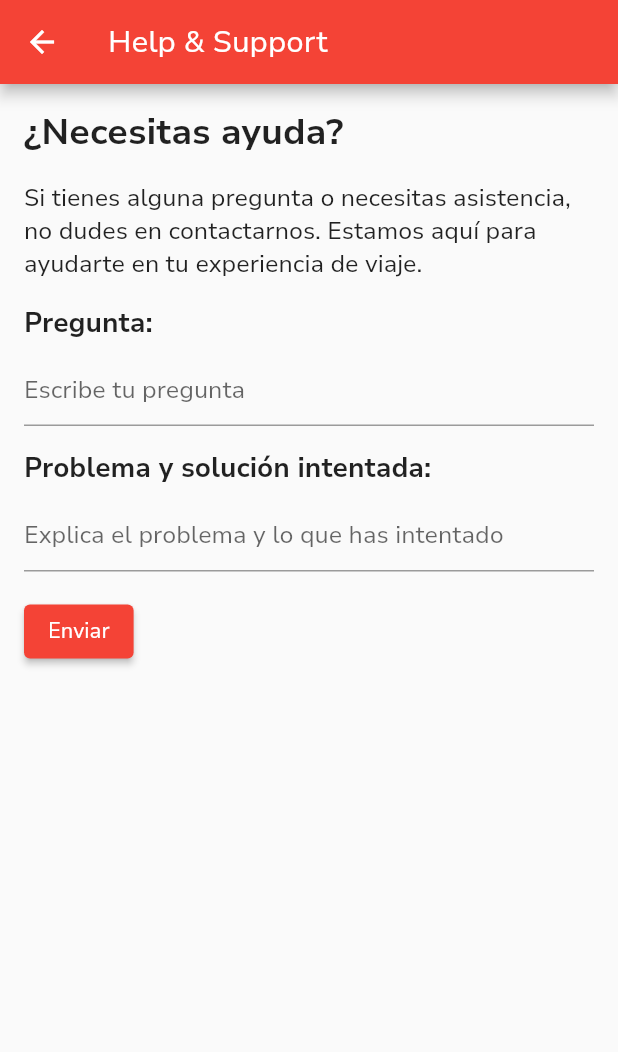
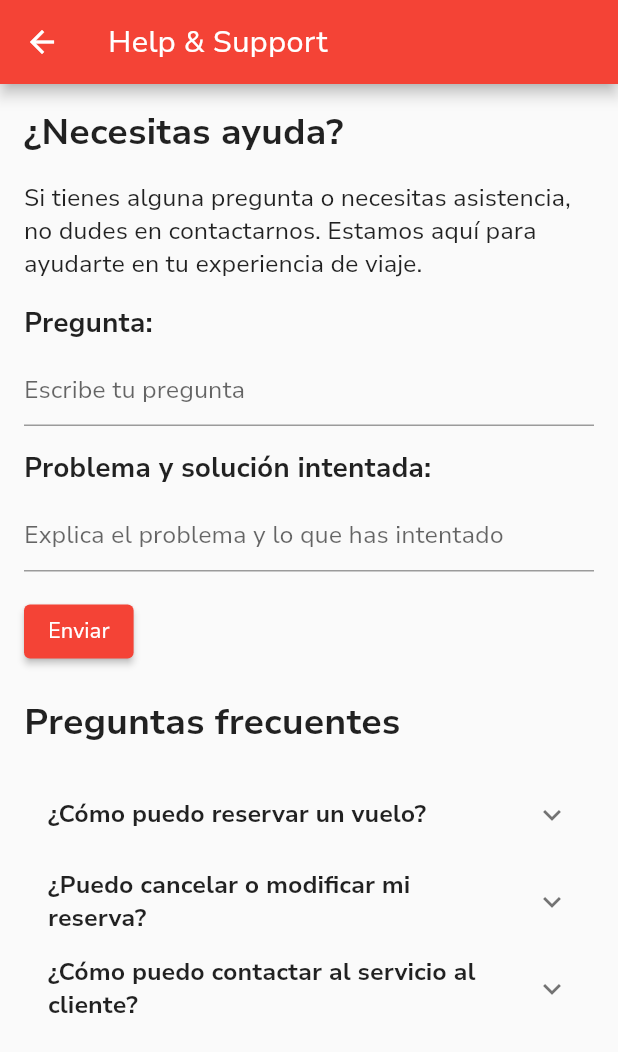
Before and after one commit to WX82-06-Arquitectura-de-Swe-Emergentes/mobile, a Flutter app: the SupportScreen screen opened directly, on a phone screen of 412 x 824 dp. Shown: the top 1052 px of the screen. Run offline on Flutter 3.47's test engine with Material 2 defaults, Android fonts, the phone set to English and light mode, and no system bars; our stand-ins replace firebase_core, firebase_database, firebase_messaging, flutter_dotenv, google_maps_flutter, permission_handler and 1 more; missing offline and left inert: flutter_stripe; accounts and stored records are empty.

Commit message:
feat: :art: Update preferences with notifications and support

```diff
--- a/lib/screens/profile/support_screen.dart
+++ b/lib/screens/profile/support_screen.dart
@@ -120,6 +120,30 @@ class _SupportScreenState extends State<SupportScreen> {
                 onPressed: _sendForm,
                 child: const Text('Enviar'),
               ),
+              const SizedBox(height: 20),
+              const Text(
+                'Preguntas frecuentes',
+                style: TextStyle(
+                  fontSize: 24,
+                  fontWeight: FontWeight.bold,
+                ),
+              ),
+              const SizedBox(height: 16),
+              const FAQItem(
+                question: '¿Cómo puedo reservar un vuelo?',
+                answer:
+                    'Para reservar un vuelo, debes seguir los siguientes pasos:\n\n1. Ingresa en nuestra aplicación y selecciona la opción de "Reservar vuelo".\n\n2. Selecciona tu origen y destino, así como las fechas de ida y regreso.\n\n3. Escoge la aerolínea y el horario que mejor se adapten a tus necesidades.\n\n4. Proporciona los datos personales de los pasajeros y realiza el pago.\n\n¡Listo! Tu vuelo ha sido reservado correctamente.',
+              ),
+              const FAQItem(
+                question: '¿Puedo cancelar o modificar mi reserva?',
+                answer:
+                    'Sí, puedes cancelar o modificar tu reserva siguiendo estos pasos:\n\n1. Accede a tu cuenta en nuestra aplicación y busca la sección de "Mis reservas".\n\n2. Encuentra la reserva que deseas cancelar o modificar y selecciona la opción correspondiente.\n\n3. Sigue las instrucciones proporcionadas para completar la cancelación o modificación.\n\nRecuerda que pueden aplicar políticas de cancelación o cambios según las condiciones de la aerolínea.',
+              ),
+              const FAQItem(
+                question: '¿Cómo puedo contactar al servicio al cliente?',
+                answer:
+                    'Para contactar a nuestro servicio al cliente, puedes hacer lo siguiente:\n\n1. Envíanos un correo electrónico a support@example.com.\n\n2. Llama a nuestro número de atención al cliente +1-123-456-7890.\n\n3. Utiliza el formulario de contacto en nuestra aplicación y describe tu consulta o problema.\n\nEstaremos encantados de ayudarte en lo que necesites.',
+              ),
             ],
           ),
         ),
@@ -127,3 +151,32 @@ class _SupportScreenState extends State<SupportScreen> {
     );
   }
 }
+
+class FAQItem extends StatelessWidget {
+  final String question;
+  final String answer;
+
+  const FAQItem({
+    Key? key,
+    required this.question,
+    required this.answer,
+  }) : super(key: key);
+
+  @override
+  Widget build(BuildContext context) {
+    return ExpansionTile(
+      title: Text(
+        question,
+        style: const TextStyle(
+          fontWeight: FontWeight.bold,
+        ),
+      ),
+      children: [
+        Padding(
+          padding: const EdgeInsets.symmetric(vertical: 8.0),
+          child: Text(answer),
+        ),
+      ],
+    );
+  }
+}
```
Also changed, not shown: lib/screens/profile/notification_screen.dart (+78 -16 lines), pubspec.yaml (+4 -3 lines), pubspec.lock, 1 other file.
